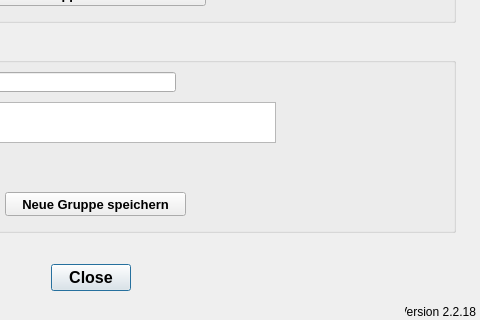
Before: the Qt Designer form qkan/linkflaechen/resources/application_managegroups.ui in hoettges/QKan, drawn with Qt 5; both pictures show x 195 to 675 and y 288 to 608 of the 675 by 608 pixel window.
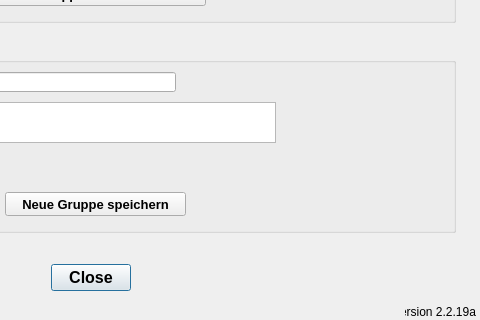
After: the same form once the commit is applied.

Patch:
```diff
--- a/qkan/linkflaechen/resources/application_managegroups.ui
+++ b/qkan/linkflaechen/resources/application_managegroups.ui
@@ -274,7 +274,7 @@
     <string>Version QKan Import</string>
    </property>
    <property name="text">
-    <string>Version 2.2.18</string>
+    <string>Version 2.2.19a</string>
    </property>
    <property name="alignment">
     <set>Qt::AlignRight|Qt::AlignTrailing|Qt::AlignVCenter</set>
```
